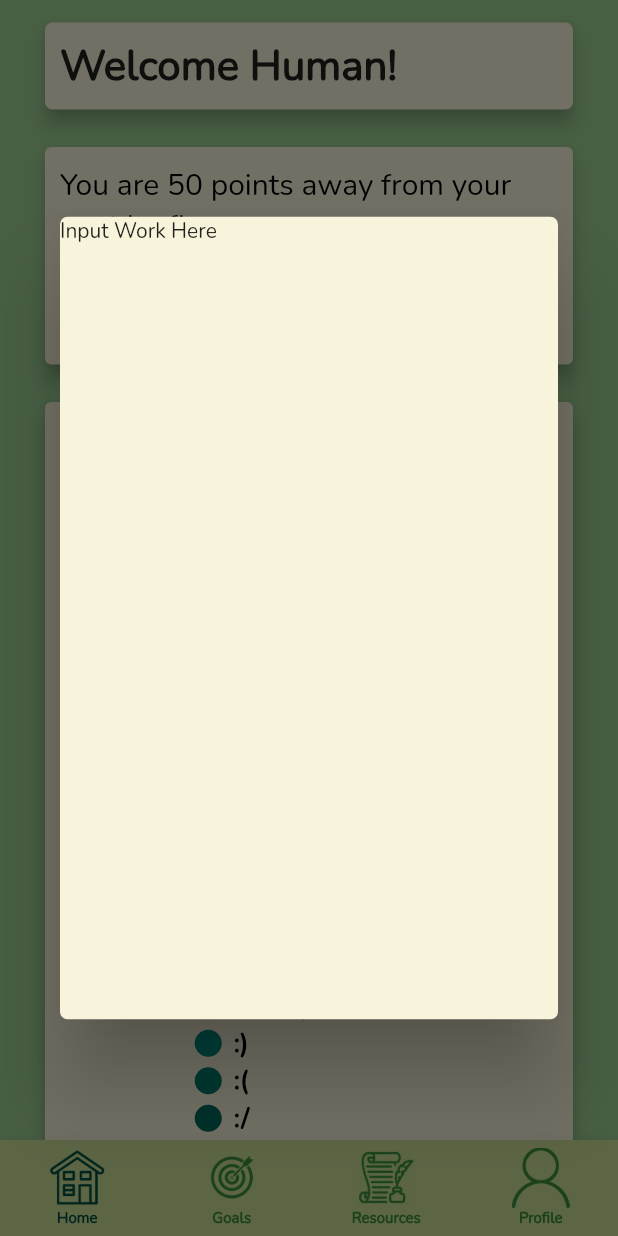
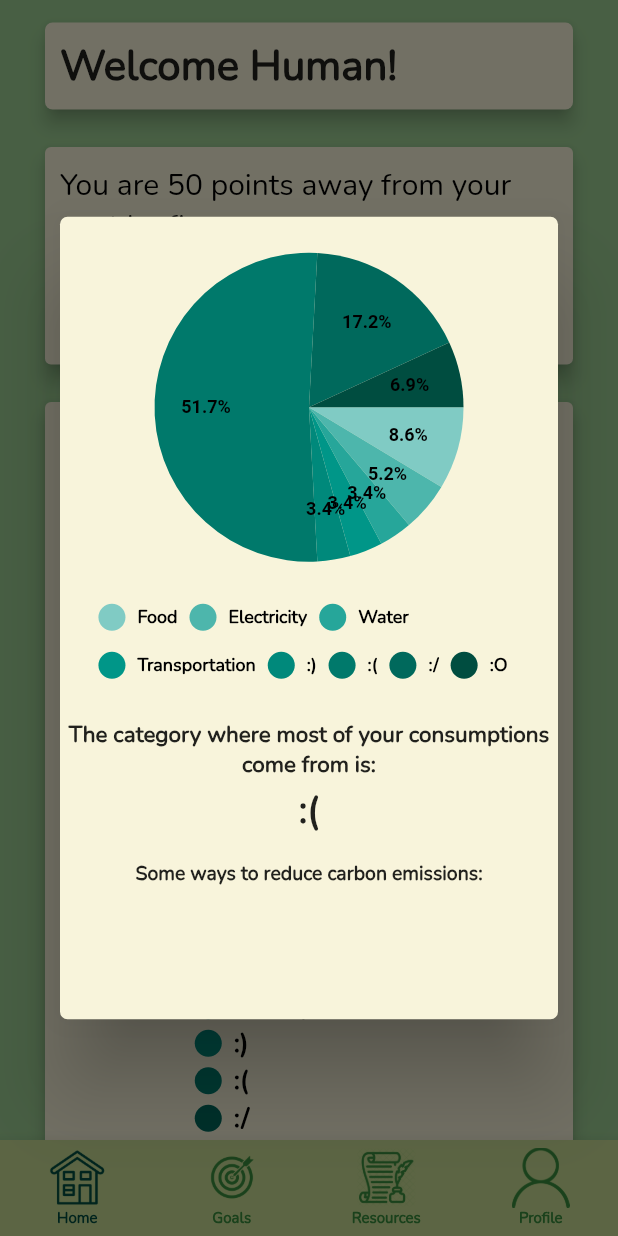
Before and after one commit to csc301-fall-2021/team-project-9-greenpeeps, a Flutter app: the Navigation screen opened by its route, after a tap on "My Carbon Emissions", on a phone screen of 412 x 824 dp. Run offline on Flutter 3.47's test engine with Material 2 defaults, Android fonts, the phone set to English and light mode, and no system bars; drawn by our look-alikes of pie_chart; our stand-ins replace firebase_core; missing offline and left inert: firebase_core_web; accounts and stored records are empty.

Commit message:
Added piechart popup details

```diff
--- a/green_peeps_app/lib/home_screen.dart
+++ b/green_peeps_app/lib/home_screen.dart
@@ -57,6 +57,19 @@ class _HomeScreenState extends State<HomeScreen> {
 // This popup includes a more detailed breakdown of carbon emissions
 // (you could use tabs or use a scrollable, etc. to fit more visuals)
   Widget _buildEmissionsPopup(BuildContext context, Color boxColor) {
+    String getMaxEmission() {
+      var value = 0.0;
+      dynamic key;
+
+      _pieChartCategories.forEach((k, v) {
+        if (v > value) {
+          value = v;
+          key = k;
+        }
+      });
+      return key;
+    }
+
     return Dialog(
       backgroundColor: boxColor,
       shape: const RoundedRectangleBorder(
@@ -64,10 +77,53 @@ class _HomeScreenState extends State<HomeScreen> {
           Radius.circular(5.0),
         ),
       ),
-      child: const SizedBox(
+      child: SizedBox(
         width: double.infinity,
         height: 535,
-        child: Text("Input Work Here"),
+        child: Column(
+          children: <Widget>[
+            const Padding(padding: EdgeInsets.all(8)),
+            PieChart(
+              dataMap: _pieChartCategories,
+              chartLegendSpacing: 25,
+              chartRadius: MediaQuery.of(context).size.width /
+                  2, // Half the width of the screen
+              colorList: _pieChartColors,
+              legendOptions: const LegendOptions(
+                showLegendsInRow: true,
+                legendPosition: LegendPosition.bottom,
+                legendTextStyle: TextStyle(
+                    fontSize: 12,
+                    fontWeight: FontWeight.bold,
+                    color: Colors.black),
+              ),
+              chartValuesOptions: const ChartValuesOptions(
+                showChartValueBackground: false,
+                showChartValues: true,
+                showChartValuesInPercentage: true,
+                showChartValuesOutside: false,
+                decimalPlaces: 1,
+              ),
+            ),
+            const Padding(padding: EdgeInsets.all(8)),
+            const Text(
+                "The category where most of your consumptions come from is: ",
+                textAlign: TextAlign.center,
+                style: TextStyle(fontWeight: FontWeight.bold, fontSize: 15)),
+            const Padding(padding: EdgeInsets.all(2)),
+            Text(getMaxEmission(),
+                textAlign: TextAlign.center,
+                style:
+                    const TextStyle(fontWeight: FontWeight.bold, fontSize: 25)),
+            const Padding(padding: EdgeInsets.all(8)),
+            const Text("Some ways to reduce carbon emissions: ",
+                textAlign: TextAlign.center,
+                style: TextStyle(
+                  fontWeight: FontWeight.bold,
+                  fontSize: 13,
+                )),
+          ],
+        ),
       ),
     );
   }
```
